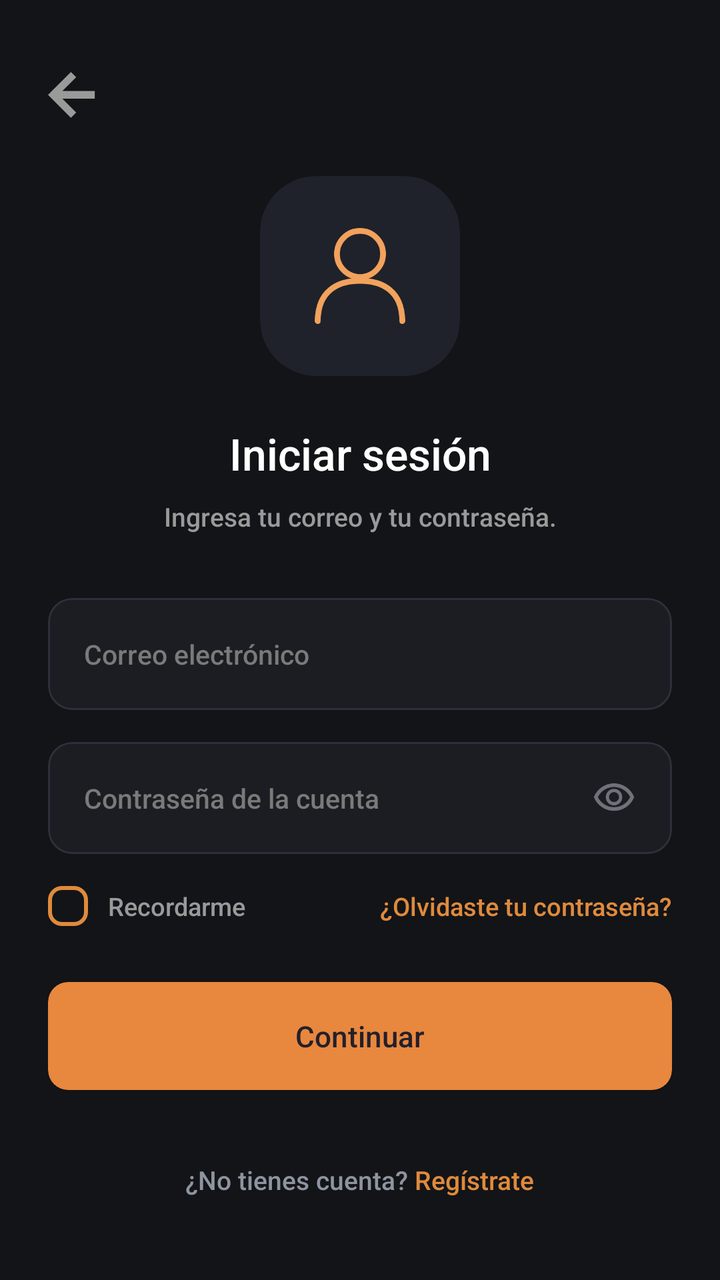
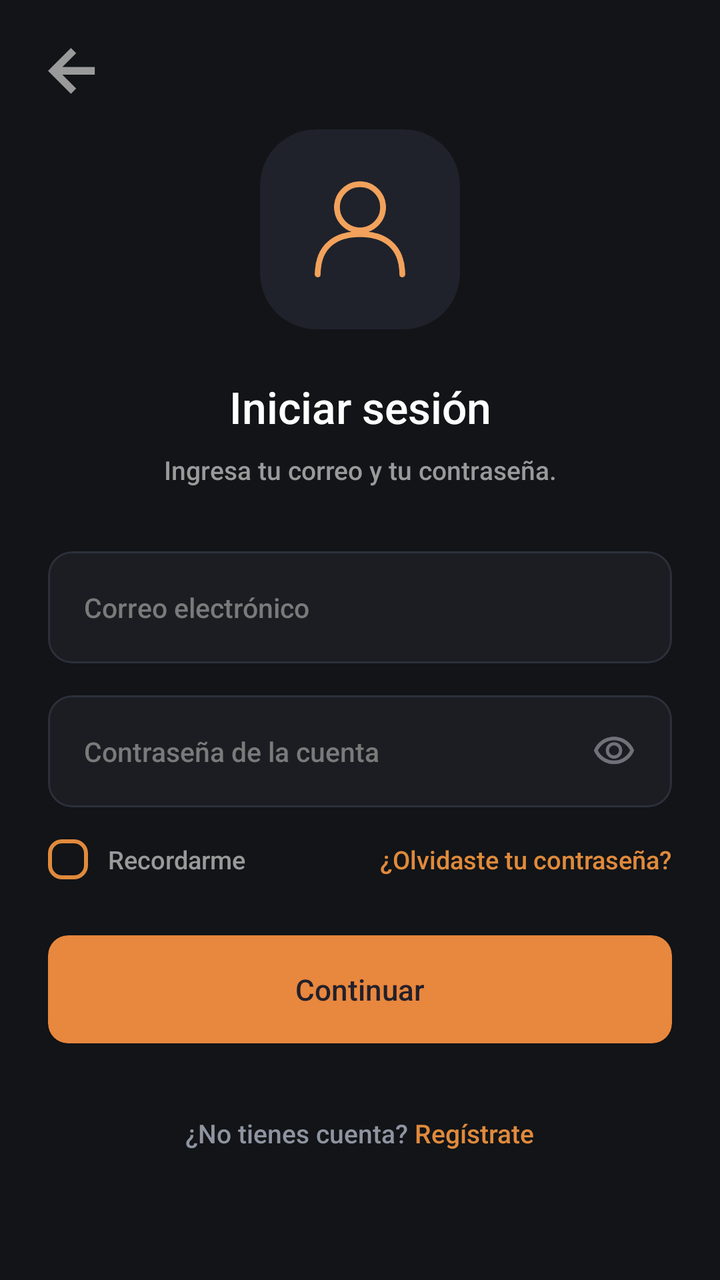

Two renders of the same Android screen: before a commit and after it. Below are the layout's source before the change and the commit's diff.
<!-- AndroidManifest.xml: application theme Theme.MyApplication -->
<!-- res/layout/activity_login.xml -->
<?xml version="1.0" encoding="utf-8"?>
<androidx.constraintlayout.widget.ConstraintLayout xmlns:android="http://schemas.android.com/apk/res/android"
    xmlns:app="http://schemas.android.com/apk/res-auto"
    android:layout_width="match_parent"
    android:layout_height="match_parent"
    android:background="#121417"
    android:padding="24dp">

    
    <ImageView
        android:id="@+id/btnBack"
        android:layout_width="24dp"
        android:layout_height="24dp"
        android:layout_marginTop="12dp"
        android:contentDescription="Volver"
        android:src="@drawable/flecha"
        app:layout_constraintStart_toStartOf="parent"
        app:layout_constraintTop_toTopOf="parent" />

    
    <com.google.android.material.card.MaterialCardView
        android:id="@+id/avatarContainer"
        android:layout_width="100dp"
        android:layout_height="100dp"
        android:layout_marginTop="28dp"
        app:cardBackgroundColor="#1F222B"
        app:cardCornerRadius="28dp"
        app:cardElevation="0dp"
        app:strokeWidth="0dp"
        app:layout_constraintEnd_toEndOf="parent"
        app:layout_constraintStart_toStartOf="parent"
        app:layout_constraintTop_toBottomOf="@id/btnBack">

        <ImageView
            android:layout_width="48dp"
            android:layout_height="48dp"
            android:layout_gravity="center"
            android:contentDescription="Usuario"
            android:src="@drawable/group" />
    </com.google.android.material.card.MaterialCardView>

    
    <TextView
        android:id="@+id/tvTitle"
        android:layout_width="wrap_content"
        android:layout_height="wrap_content"
        android:layout_marginTop="24dp"
        android:fontFamily="sans-serif-medium"
        android:text="Iniciar sesión"
        android:textColor="#FFFFFF"
        android:textSize="22sp"
        app:layout_constraintEnd_toEndOf="parent"
        app:layout_constraintStart_toStartOf="parent"
        app:layout_constraintTop_toBottomOf="@id/avatarContainer" />

    <TextView
        android:id="@+id/tvSubtitle"
        android:layout_width="wrap_content"
        android:layout_height="wrap_content"
        android:layout_marginTop="8dp"
        android:fontFamily="sans-serif-medium"
        android:text="Ingresa tu correo y tu contraseña."
        android:textColor="#9A9A9A"
        android:textSize="13sp"
        app:layout_constraintEnd_toEndOf="parent"
        app:layout_constraintStart_toStartOf="parent"
        app:layout_constraintTop_toBottomOf="@id/tvTitle" />

    
    <com.google.android.material.card.MaterialCardView
        android:id="@+id/cardEmail"
        android:layout_width="match_parent"
        android:layout_height="56dp"
        android:layout_marginTop="32dp"
        app:cardBackgroundColor="#1B1D22"
        app:cardCornerRadius="12dp"
        app:cardElevation="0dp"
        app:strokeColor="#2C303B"
        app:strokeWidth="1dp"
        app:layout_constraintTop_toBottomOf="@id/tvSubtitle">

        <RelativeLayout
            android:layout_width="match_parent"
            android:layout_height="match_parent"
            android:paddingHorizontal="18dp">

            <EditText
                android:id="@+id/etEmail"
                android:layout_width="match_parent"
                android:layout_height="match_parent"
                android:autofillHints="emailAddress"
                android:background="@null"
                android:fontFamily="sans-serif-medium"
                android:hint="Correo electrónico"
                android:inputType="textEmailAddress"
                android:textColor="#FFFFFF"
                android:textColorHint="#7A7A7A"
                android:textSize="13.5sp" />
        </RelativeLayout>
    </com.google.android.material.card.MaterialCardView>

    
    <com.google.android.material.card.MaterialCardView
        android:id="@+id/cardPassword"
        android:layout_width="match_parent"
        android:layout_height="56dp"
        android:layout_marginTop="16dp"
        app:cardBackgroundColor="#1B1D22"
        app:cardCornerRadius="12dp"
        app:cardElevation="0dp"
        app:strokeColor="#2C303B"
        app:strokeWidth="1dp"
        app:layout_constraintTop_toBottomOf="@id/cardEmail">

        <RelativeLayout
            android:layout_width="match_parent"
            android:layout_height="match_parent"
            android:paddingHorizontal="18dp">

            <EditText
                android:id="@+id/etPassword"
                android:layout_width="match_parent"
                android:layout_height="match_parent"
                android:layout_toStartOf="@id/ivTogglePassword"
                android:autofillHints="password"
                android:background="@null"
                android:fontFamily="sans-serif-medium"
                android:hint="Contraseña de la cuenta"
                android:inputType="textPassword"
                android:textColor="#FFFFFF"
                android:textColorHint="#7A7A7A"
                android:textSize="13.5sp" />

            <ImageView
                android:id="@+id/ivTogglePassword"
                android:layout_width="22dp"
                android:layout_height="22dp"
                android:layout_alignParentEnd="true"
                android:layout_centerVertical="true"
                android:contentDescription="Mostrar contraseña"
                android:src="@drawable/ojo" />
        </RelativeLayout>
    </com.google.android.material.card.MaterialCardView>

    
    <RelativeLayout
        android:id="@+id/layoutOptions"
        android:layout_width="match_parent"
        android:layout_height="wrap_content"
        android:layout_marginTop="16dp"
        app:layout_constraintTop_toBottomOf="@id/cardPassword">

        <LinearLayout
            android:id="@+id/layoutRemember"
            android:layout_width="wrap_content"
            android:layout_height="wrap_content"
            android:layout_alignParentStart="true"
            android:layout_centerVertical="true"
            android:gravity="center_vertical"
            android:orientation="horizontal">

            <CheckBox
                android:id="@+id/cbRemember"
                android:layout_width="20dp"
                android:layout_height="20dp"
                android:background="@drawable/custom_checkbox"
                android:button="@null"
                app:useMaterialThemeColors="false" />

            <TextView
                android:layout_width="wrap_content"
                android:layout_height="wrap_content"
                android:layout_marginStart="10dp"
                android:fontFamily="sans-serif-medium"
                android:text="Recordarme"
                android:textColor="#9A9A9A"
                android:textSize="12.5sp" />
        </LinearLayout>

        <TextView
            android:id="@+id/btnForgotPassword"
            android:layout_width="wrap_content"
            android:layout_height="wrap_content"
            android:layout_alignParentEnd="true"
            android:layout_centerVertical="true"
            android:fontFamily="sans-serif-medium"
            android:text="¿Olvidaste tu contraseña?"
            android:textColor="#E08A3C"
            android:textSize="12.5sp" />
    </RelativeLayout>

    
    <com.google.android.material.card.MaterialCardView
        android:id="@+id/btnContinue"
        android:layout_width="match_parent"
        android:layout_height="54dp"
        android:layout_marginTop="28dp"
        app:cardBackgroundColor="#E8873E"
        app:cardCornerRadius="10dp"
        app:cardElevation="0dp"
        app:strokeWidth="0dp"
        app:layout_constraintTop_toBottomOf="@id/layoutOptions">

        <TextView
            android:layout_width="match_parent"
            android:layout_height="match_parent"
            android:fontFamily="sans-serif-medium"
            android:gravity="center"
            android:text="Continuar"
            android:textColor="#23202A"
            android:textSize="14.5sp" />
    </com.google.android.material.card.MaterialCardView>

    
    <LinearLayout
        android:layout_width="wrap_content"
        android:layout_height="wrap_content"
        android:layout_marginTop="36dp"
        android:orientation="horizontal"
        app:layout_constraintEnd_toEndOf="parent"
        app:layout_constraintStart_toStartOf="parent"
        app:layout_constraintTop_toBottomOf="@id/btnContinue">

        <TextView
            android:layout_width="wrap_content"
            android:layout_height="wrap_content"
            android:fontFamily="sans-serif-medium"
            android:text="¿No tienes cuenta? "
            android:textColor="#8E94A0"
            android:textSize="13sp" />


        <TextView
            android:id="@+id/btnGoToRegister"
            android:layout_width="wrap_content"
            android:layout_height="wrap_content"
            android:fontFamily="sans-serif-medium"
            android:text="Regístrate"
            android:textColor="#E08A3C"
            android:textSize="13sp" />
    </LinearLayout>

</androidx.constraintlayout.widget.ConstraintLayout>
<!-- resources referenced by this layout -->
<resources>
  <!-- drawable custom_checkbox (drawable) -->
  <?xml version="1.0" encoding="utf-8"?>
  <selector xmlns:android="http://schemas.android.com/apk/res/android">
  
      
      <item android:state_checked="true">
          <layer-list>
              <item>
                  <shape android:shape="rectangle">
                      <solid android:color="#E08A3C" />
                      
                      <corners android:radius="6dp" />
                      <size android:width="20dp" android:height="20dp" />
                  </shape>
              </item>
              <item android:gravity="center" android:drawable="@drawable/ic_check" />
          </layer-list>
      </item>
  
      
      <item>
          <shape android:shape="rectangle">
              <solid android:color="@android:color/transparent" />
              <stroke android:width="2dp" android:color="#E08A3C" />
              <corners android:radius="6dp" />
              <size android:width="20dp" android:height="20dp" />
          </shape>
      </item>
  </selector>
  <!-- drawable flecha (drawable) -->
  <vector xmlns:android="http://schemas.android.com/apk/res/android"
      android:width="15dp"
      android:height="15dp"
      android:viewportWidth="15"
      android:viewportHeight="15">
    <path
        android:pathData="M7.159,14.318L0,7.159L7.159,-0L8.807,1.633L4.482,5.959H14.616V8.359H4.482L8.807,12.677L7.159,14.318Z"
        android:fillColor="#9A9A9A"/>
  </vector>
  <!-- drawable group (drawable) -->
  <vector xmlns:android="http://schemas.android.com/apk/res/android"
      android:width="47dp"
      android:height="50dp"
      android:viewportWidth="47"
      android:viewportHeight="50">
    <path
        android:pathData="M23.5,25.5C30.127,25.5 35.5,20.127 35.5,13.5C35.5,6.873 30.127,1.5 23.5,1.5C16.873,1.5 11.5,6.873 11.5,13.5C11.5,20.127 16.873,25.5 23.5,25.5Z"
        android:strokeLineJoin="round"
        android:strokeWidth="3"
        android:fillColor="#00000000"
        android:strokeColor="#F2A25C"
        android:strokeLineCap="round"/>
    <path
        android:pathData="M1.5,48.5C1.5,33.5 11,27.5 23.5,27.5C36,27.5 45.5,33.5 45.5,48.5"
        android:strokeLineJoin="round"
        android:strokeWidth="3"
        android:fillColor="#00000000"
        android:strokeColor="#F2A25C"
        android:strokeLineCap="round"/>
  </vector>
  <!-- drawable ojo (drawable) -->
  <vector xmlns:android="http://schemas.android.com/apk/res/android"
      android:width="24dp"
      android:height="24dp"
      android:viewportWidth="960"
      android:viewportHeight="960">
    <path
        android:pathData="M607.5,587.5Q660,535 660,460t-52.5,-127.5Q555,280 480,280t-127.5,52.5Q300,385 300,460t52.5,127.5Q405,640 480,640t127.5,-52.5ZM403.5,536.5Q372,505 372,460t31.5,-76.5Q435,352 480,352t76.5,31.5Q588,415 588,460t-31.5,76.5Q525,568 480,568t-76.5,-31.5ZM214,678.5Q94,597 40,460q54,-137 174,-218.5T480,160q146,0 266,81.5T920,460q-54,137 -174,218.5T480,760q-146,0 -266,-81.5ZM480,460ZM687.5,620.5Q782,561 832,460q-50,-101 -144.5,-160.5T480,240q-113,0 -207.5,59.5T128,460q50,101 144.5,160.5T480,680q113,0 207.5,-59.5Z"
        android:fillColor="#71717A"/>
  </vector>
  <style name="Theme.MyApplication" parent="Base.Theme.MyApplication" />
  <!-- drawable ic_check (drawable) -->
  <vector xmlns:android="http://schemas.android.com/apk/res/android"
      android:width="18dp"
      android:height="18dp"
      android:viewportWidth="24"
      android:viewportHeight="24">
      <path
          android:fillColor="#FFFFFF"
          android:pathData="M9,16.2L4.8,12l-1.4,1.4L9,19 21,7l-1.4,-1.4L9,16.2z"/>
  </vector>
  <style name="Base.Theme.MyApplication" parent="Theme.Material3.DayNight.NoActionBar">
          <item name="android:windowBackground">#000000</item>
      </style>
</resources>

<!-- the commit's change to res/layout/activity_login.xml (unified diff, before → after) -->
@@ -1,243 +1,268 @@
 <?xml version="1.0" encoding="utf-8"?>
-<androidx.constraintlayout.widget.ConstraintLayout xmlns:android="http://schemas.android.com/apk/res/android"
+<ScrollView xmlns:android="http://schemas.android.com/apk/res/android"
     xmlns:app="http://schemas.android.com/apk/res-auto"
     android:layout_width="match_parent"
     android:layout_height="match_parent"
     android:background="#121417"
-    android:padding="24dp">
-
-    
-    <ImageView
-        android:id="@+id/btnBack"
-        android:layout_width="24dp"
-        android:layout_height="24dp"
-        android:layout_marginTop="12dp"
-        android:contentDescription="Volver"
-        android:src="@drawable/flecha"
-        app:layout_constraintStart_toStartOf="parent"
-        app:layout_constraintTop_toTopOf="parent" />
-
-    
-    <com.google.android.material.card.MaterialCardView
-        android:id="@+id/avatarContainer"
-        android:layout_width="100dp"
-        android:layout_height="100dp"
-        android:layout_marginTop="28dp"
-        app:cardBackgroundColor="#1F222B"
-        app:cardCornerRadius="28dp"
-        app:cardElevation="0dp"
-        app:strokeWidth="0dp"
-        app:layout_constraintEnd_toEndOf="parent"
-        app:layout_constraintStart_toStartOf="parent"
-        app:layout_constraintTop_toBottomOf="@id/btnBack">
-
+    android:fillViewport="true"
+    android:fitsSystemWindows="true">
+
+    <androidx.constraintlayout.widget.ConstraintLayout
+        android:layout_width="match_parent"
+        android:layout_height="match_parent"
+        android:padding="24dp">
+
+        
         <ImageView
-            android:layout_width="48dp"
-            android:layout_height="48dp"
-            android:layout_gravity="center"
-            android:contentDescription="Usuario"
-            android:src="@drawable/group" />
-    </com.google.android.material.card.MaterialCardView>
-
-    
-    <TextView
-        android:id="@+id/tvTitle"
-        android:layout_width="wrap_content"
-        android:layout_height="wrap_content"
-        android:layout_marginTop="24dp"
-        android:fontFamily="sans-serif-medium"
-        android:text="Iniciar sesión"
-        android:textColor="#FFFFFF"
-        android:textSize="22sp"
-        app:layout_constraintEnd_toEndOf="parent"
-        app:layout_constraintStart_toStartOf="parent"
-        app:layout_constraintTop_toBottomOf="@id/avatarContainer" />
-
-    <TextView
-        android:id="@+id/tvSubtitle"
-        android:layout_width="wrap_content"
-        android:layout_height="wrap_content"
-        android:layout_marginTop="8dp"
-        android:fontFamily="sans-serif-medium"
-        android:text="Ingresa tu correo y tu contraseña."
-        android:textColor="#9A9A9A"
-        android:textSize="13sp"
-        app:layout_constraintEnd_toEndOf="parent"
-        app:layout_constraintStart_toStartOf="parent"
-        app:layout_constraintTop_toBottomOf="@id/tvTitle" />
-
-    
-    <com.google.android.material.card.MaterialCardView
-        android:id="@+id/cardEmail"
-        android:layout_width="match_parent"
-        android:layout_height="56dp"
-        android:layout_marginTop="32dp"
-        app:cardBackgroundColor="#1B1D22"
-        app:cardCornerRadius="12dp"
-        app:cardElevation="0dp"
-        app:strokeColor="#2C303B"
-        app:strokeWidth="1dp"
-        app:layout_constraintTop_toBottomOf="@id/tvSubtitle">
-
-        <RelativeLayout
-            android:layout_width="match_parent"
-            android:layout_height="match_parent"
-            android:paddingHorizontal="18dp">
-
-            <EditText
-                android:id="@+id/etEmail"
+            android:id="@+id/btnBack"
+            android:layout_width="24dp"
+            android:layout_height="24dp"
+            android:contentDescription="Volver"
+            android:src="@drawable/flecha"
+            app:layout_constraintStart_toStartOf="parent"
+            app:layout_constraintTop_toTopOf="parent" />
+
+        
+
+        
+        <com.google.android.material.card.MaterialCardView
+            android:id="@+id/avatarContainer"
+            android:layout_width="100dp"
+            android:layout_height="100dp"
+            app:cardBackgroundColor="#1F222B"
+            app:cardCornerRadius="28dp"
+            app:cardElevation="0dp"
+            app:strokeWidth="0dp"
+            app:layout_constraintBottom_toTopOf="@id/tvTitle"
+            app:layout_constraintEnd_toEndOf="parent"
+            app:layout_constraintStart_toStartOf="parent"
+            app:layout_constraintTop_toTopOf="parent"
+            app:layout_constraintVertical_chainStyle="packed">
+
+            <ImageView
+                android:layout_width="48dp"
+                android:layout_height="48dp"
+                android:layout_gravity="center"
+                android:contentDescription="Usuario"
+                android:src="@drawable/group" />
+        </com.google.android.material.card.MaterialCardView>
+
+        
+        <TextView
+            android:id="@+id/tvTitle"
+            android:layout_width="wrap_content"
+            android:layout_height="wrap_content"
+            android:layout_marginTop="24dp"
+            android:fontFamily="sans-serif-medium"
+            android:text="Iniciar sesión"
+            android:textColor="#FFFFFF"
+            android:textSize="22sp"
+            app:layout_constraintBottom_toTopOf="@id/tvSubtitle"
+            app:layout_constraintEnd_toEndOf="parent"
+            app:layout_constraintStart_toStartOf="parent"
+            app:layout_constraintTop_toBottomOf="@id/avatarContainer" />
+
+        
+        <TextView
+            android:id="@+id/tvSubtitle"
+            android:layout_width="wrap_content"
+            android:layout_height="wrap_content"
+            android:layout_marginTop="8dp"
+            android:fontFamily="sans-serif-medium"
+            android:text="Ingresa tu correo y tu contraseña."
+            android:textColor="#9A9A9A"
+            android:textSize="13sp"
+            app:layout_constraintBottom_toTopOf="@id/cardEmail"
+            app:layout_constraintEnd_toEndOf="parent"
+            app:layout_constraintStart_toStartOf="parent"
+            app:layout_constraintTop_toBottomOf="@id/tvTitle" />
+
+        
+        <com.google.android.material.card.MaterialCardView
+            android:id="@+id/cardEmail"
+            android:layout_width="0dp"
+            android:layout_height="56dp"
+            android:layout_marginTop="32dp"
+            app:cardBackgroundColor="#1B1D22"
+            app:cardCornerRadius="12dp"
+            app:cardElevation="0dp"
+            app:strokeColor="#2C303B"
+            app:strokeWidth="1dp"
+            app:layout_constraintBottom_toTopOf="@id/cardPassword"
+            app:layout_constraintEnd_toEndOf="parent"
+            app:layout_constraintStart_toStartOf="parent"
+            app:layout_constraintTop_toBottomOf="@id/tvSubtitle">
+
+            <RelativeLayout
                 android:layout_width="match_parent"
                 android:layout_height="match_parent"
-                android:autofillHints="emailAddress"
-                android:background="@null"
-                android:fontFamily="sans-serif-medium"
-                android:hint="Correo electrónico"
-                android:inputType="textEmailAddress"
-                android:textColor="#FFFFFF"
-                android:textColorHint="#7A7A7A"
-                android:textSize="13.5sp" />
-        </RelativeLayout>
-    </com.google.android.material.card.MaterialCardView>
-
-    
-    <com.google.android.material.card.MaterialCardView
-        android:id="@+id/cardPassword"
-        android:layout_width="match_parent"
-        android:layout_height="56dp"
-        android:layout_marginTop="16dp"
-        app:cardBackgroundColor="#1B1D22"
-        app:cardCornerRadius="12dp"
-        app:cardElevation="0dp"
-        app:strokeColor="#2C303B"
-        app:strokeWidth="1dp"
-        app:layout_constraintTop_toBottomOf="@id/cardEmail">
-
-        <RelativeLayout
-            android:layout_width="match_parent"
-            android:layout_height="match_parent"
-            android:paddingHorizontal="18dp">
-
-            <EditText
-                android:id="@+id/etPassword"
+                android:paddingHorizontal="18dp">
+
+                <EditText
+                    android:id="@+id/etEmail"
+                    android:layout_width="match_parent"
+                    android:layout_height="match_parent"
+                    android:autofillHints="emailAddress"
+                    android:background="@null"
+                    android:fontFamily="sans-serif-medium"
+                    android:hint="Correo electrónico"
+                    android:inputType="textEmailAddress"
+                    android:textColor="#FFFFFF"
+                    android:textColorHint="#7A7A7A"
+                    android:textSize="13.5sp" />
+            </RelativeLayout>
+        </com.google.android.material.card.MaterialCardView>
+
+        
+        <com.google.android.material.card.MaterialCardView
+            android:id="@+id/cardPassword"
+            android:layout_width="0dp"
+            android:layout_height="56dp"
+            android:layout_marginTop="16dp"
+            app:cardBackgroundColor="#1B1D22"
+            app:cardCornerRadius="12dp"
+            app:cardElevation="0dp"
+            app:strokeColor="#2C303B"
+            app:strokeWidth="1dp"
+            app:layout_constraintBottom_toTopOf="@id/layoutOptions"
+            app:layout_constraintEnd_toEndOf="parent"
+            app:layout_constraintStart_toStartOf="parent"
+            app:layout_constraintTop_toBottomOf="@id/cardEmail">
+
+            <RelativeLayout
                 android:layout_width="match_parent"
                 android:layout_height="match_parent"
-                android:layout_toStartOf="@id/ivTogglePassword"
-                android:autofillHints="password"
-                android:background="@null"
-                android:fontFamily="sans-serif-medium"
-                android:hint="Contraseña de la cuenta"
-                android:inputType="textPassword"
-                android:textColor="#FFFFFF"
-                android:textColorHint="#7A7A7A"
-                android:textSize="13.5sp" />
-
-            <ImageView
-                android:id="@+id/ivTogglePassword"
-                android:layout_width="22dp"
-                android:layout_height="22dp"
+                android:paddingHorizontal="18dp">
+
+                <EditText
+                    android:id="@+id/etPassword"
+                    android:layout_width="match_parent"
+                    android:layout_height="match_parent"
+                    android:layout_toStartOf="@id/ivTogglePassword"
+                    android:autofillHints="password"
+                    android:background="@null"
+                    android:fontFamily="sans-serif-medium"
+                    android:hint="Contraseña de la cuenta"
+                    android:inputType="textPassword"
+                    android:textColor="#FFFFFF"
+                    android:textColorHint="#7A7A7A"
+                    android:textSize="13.5sp" />
+
+                <ImageView
+                    android:id="@+id/ivTogglePassword"
+                    android:layout_width="22dp"
+                    android:layout_height="22dp"
+                    android:layout_alignParentEnd="true"
+                    android:layout_centerVertical="true"
+                    android:contentDescription="Mostrar contraseña"
+                    android:src="@drawable/ojo" />
+            </RelativeLayout>
+        </com.google.android.material.card.MaterialCardView>
+
+        
+        <RelativeLayout
+            android:id="@+id/layoutOptions"
+            android:layout_width="0dp"
+            android:layout_height="wrap_content"
+            android:layout_marginTop="16dp"
+            app:layout_constraintBottom_toTopOf="@id/btnContinue"
+            app:layout_constraintEnd_toEndOf="parent"
+            app:layout_constraintStart_toStartOf="parent"
+            app:layout_constraintTop_toBottomOf="@id/cardPassword">
+
+            <LinearLayout
+                android:id="@+id/layoutRemember"
+                android:layout_width="wrap_content"
+                android:layout_height="wrap_content"
+                android:layout_alignParentStart="true"
+                android:layout_centerVertical="true"
+                android:gravity="center_vertical"
+                android:orientation="horizontal">
+
+                <CheckBox
+                    android:id="@+id/cbRemember"
+                    android:layout_width="20dp"
+                    android:layout_height="20dp"
+                    android:background="@drawable/custom_checkbox"
+                    android:button="@null"
+                    app:useMaterialThemeColors="false" />
+
+                <TextView
+                    android:layout_width="wrap_content"
+                    android:layout_height="wrap_content"
+                    android:layout_marginStart="10dp"
+                    android:fontFamily="sans-serif-medium"
+                    android:text="Recordarme"
+                    android:textColor="#9A9A9A"
+                    android:textSize="12.5sp" />
+            </LinearLayout>
+
+            <TextView
+                android:id="@+id/btnForgotPassword"
+                android:layout_width="wrap_content"
+                android:layout_height="wrap_content"
                 android:layout_alignParentEnd="true"
                 android:layout_centerVertical="true"
-                android:contentDescription="Mostrar contraseña"
-                android:src="@drawable/ojo" />
+                android:fontFamily="sans-serif-medium"
+                android:text="¿Olvidaste tu contraseña?"
+                android:textColor="#E08A3C"
+                android:textSize="12.5sp" />
         </RelativeLayout>
-    </com.google.android.material.card.MaterialCardView>
-
-    
-    <RelativeLayout
-        android:id="@+id/layoutOptions"
-        android:layout_width="match_parent"
-        android:layout_height="wrap_content"
-        android:layout_marginTop="16dp"
-        app:layout_constraintTop_toBottomOf="@id/cardPassword">
-
+
+        
+        <com.google.android.material.card.MaterialCardView
+            android:id="@+id/btnContinue"
+            android:layout_width="0dp"
+            android:layout_height="54dp"
+            android:layout_marginTop="28dp"
+            app:cardBackgroundColor="#E8873E"
+            app:cardCornerRadius="10dp"
+            app:cardElevation="0dp"
+            app:strokeWidth="0dp"
+            app:layout_constraintBottom_toTopOf="@id/layoutRegister"
+            app:layout_constraintEnd_toEndOf="parent"
+            app:layout_constraintStart_toStartOf="parent"
+            app:layout_constraintTop_toBottomOf="@id/layoutOptions">
+
+            <TextView
+                android:layout_width="match_parent"
+                android:layout_height="match_parent"
+                android:fontFamily="sans-serif-medium"
+                android:gravity="center"
+                android:text="Continuar"
+                android:textColor="#23202A"
+                android:textSize="14.5sp" />
+        </com.google.android.material.card.MaterialCardView>
+
+        
         <LinearLayout
-            android:id="@+id/layoutRemember"
+            android:id="@+id/layoutRegister"
             android:layout_width="wrap_content"
             android:layout_height="wrap_content"
-            android:layout_alignParentStart="true"
-            android:layout_centerVertical="true"
-            android:gravity="center_vertical"
-            android:orientation="horizontal">
-
-            <CheckBox
-                android:id="@+id/cbRemember"
-                android:layout_width="20dp"
-                android:layout_height="20dp"
-                android:background="@drawable/custom_checkbox"
-                android:button="@null"
-                app:useMaterialThemeColors="false" />
-
-            <TextView
-                android:layout_width="wrap_content"
-                android:layout_height="wrap_content"
-                android:layout_marginStart="10dp"
-                android:fontFamily="sans-serif-medium"
-                android:text="Recordarme"
-                android:textColor="#9A9A9A"
-                android:textSize="12.5sp" />
+            android:layout_marginTop="36dp"
+            android:orientation="horizontal"
+            app:layout_constraintBottom_toBottomOf="parent"
+            app:layout_constraintEnd_toEndOf="parent"
+            app:layout_constraintStart_toStartOf="parent"
+            app:layout_constraintTop_toBottomOf="@id/btnContinue">
+
+            <TextView
+                android:layout_width="wrap_content"
+                android:layout_height="wrap_content"
+                android:fontFamily="sans-serif-medium"
+                android:text="¿No tienes cuenta? "
+                android:textColor="#8E94A0"
+                android:textSize="13sp" />
+
+            <TextView
+                android:id="@+id/btnGoToRegister"
+                android:layout_width="wrap_content"
+                android:layout_height="wrap_content"
+                android:fontFamily="sans-serif-medium"
+                android:text="Regístrate"
+                android:textColor="#E08A3C"
+                android:textSize="13sp" />
         </LinearLayout>
 
-        <TextView
-            android:id="@+id/btnForgotPassword"
-            android:layout_width="wrap_content"
-            android:layout_height="wrap_content"
-            android:layout_alignParentEnd="true"
-            android:layout_centerVertical="true"
-            android:fontFamily="sans-serif-medium"
-            android:text="¿Olvidaste tu contraseña?"
-            android:textColor="#E08A3C"
-            android:textSize="12.5sp" />
-    </RelativeLayout>
-
-    
-    <com.google.android.material.card.MaterialCardView
-        android:id="@+id/btnContinue"
-        android:layout_width="match_parent"
-        android:layout_height="54dp"
-        android:layout_marginTop="28dp"
-        app:cardBackgroundColor="#E8873E"
-        app:cardCornerRadius="10dp"
-        app:cardElevation="0dp"
-        app:strokeWidth="0dp"
-        app:layout_constraintTop_toBottomOf="@id/layoutOptions">
-
-        <TextView
-            android:layout_width="match_parent"
-            android:layout_height="match_parent"
-            android:fontFamily="sans-serif-medium"
-            android:gravity="center"
-            android:text="Continuar"
-            android:textColor="#23202A"
-            android:textSize="14.5sp" />
-    </com.google.android.material.card.MaterialCardView>
-
-    
-    <LinearLayout
-        android:layout_width="wrap_content"
-        android:layout_height="wrap_content"
-        android:layout_marginTop="36dp"
-        android:orientation="horizontal"
-        app:layout_constraintEnd_toEndOf="parent"
-        app:layout_constraintStart_toStartOf="parent"
-        app:layout_constraintTop_toBottomOf="@id/btnContinue">
-
-        <TextView
-            android:layout_width="wrap_content"
-            android:layout_height="wrap_content"
-            android:fontFamily="sans-serif-medium"
-            android:text="¿No tienes cuenta? "
-            android:textColor="#8E94A0"
-            android:textSize="13sp" />
-
-
-        <TextView
-            android:id="@+id/btnGoToRegister"
-            android:layout_width="wrap_content"
-            android:layout_height="wrap_content"
-            android:fontFamily="sans-serif-medium"
-            android:text="Regístrate"
-            android:textColor="#E08A3C"
-            android:textSize="13sp" />
-    </LinearLayout>
-
-</androidx.constraintlayout.widget.ConstraintLayout>
+    </androidx.constraintlayout.widget.ConstraintLayout>
+</ScrollView>
